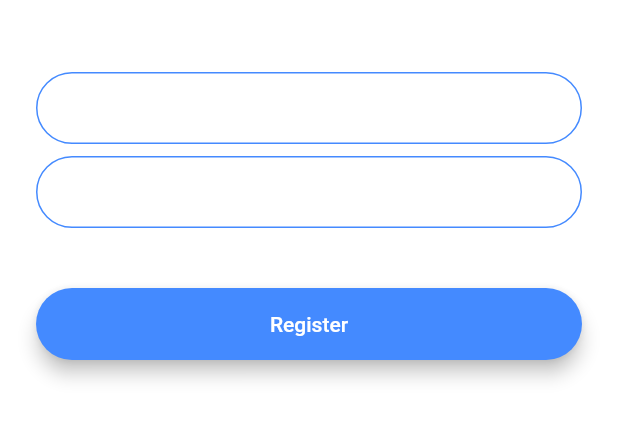
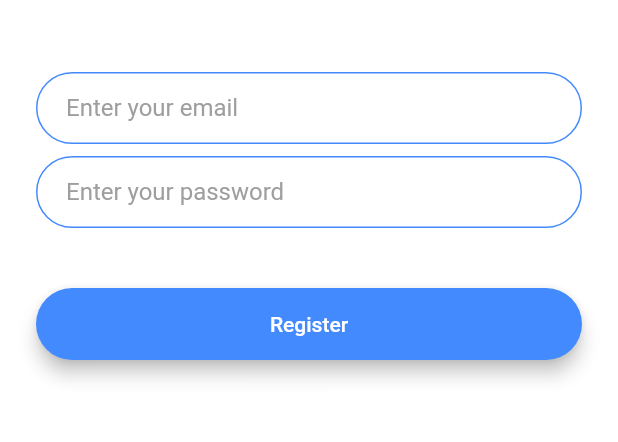
Before and after one commit to SanjibLimbu/Chat_app, a Flutter app: the screen it shows after launch, after a tap on "Register", on a phone screen of 412 x 824 dp, the part 576-1018 px from its top. Run offline on Flutter 3.47's test engine with Material 2 defaults, Android fonts, the phone set to English and light mode, and no system bars; our stand-ins replace animated_text_kit.

Commit message:
code refactor

```diff
--- a/chat_app/lib/constants.dart
+++ b/chat_app/lib/constants.dart
@@ -17,3 +17,20 @@ const kMessageContainerDecoration = BoxDecoration(
     top: BorderSide(color: Colors.lightBlueAccent, width: 2.0),
   ),
 );
+
+const kTextFieldDecoration = InputDecoration(
+  hintText: 'Enter a value',
+  hintStyle: TextStyle(color: Colors.grey),
+  contentPadding: EdgeInsets.symmetric(vertical: 10.0, horizontal: 20.0),
+  border: OutlineInputBorder(
+    borderRadius: BorderRadius.all(Radius.circular(32.0)),
+  ),
+  enabledBorder: OutlineInputBorder(
+    borderSide: BorderSide(color: Colors.blueAccent, width: 1.0),
+    borderRadius: BorderRadius.all(Radius.circular(32.0)),
+  ),
+  focusedBorder: OutlineInputBorder(
+    borderSide: BorderSide(color: Colors.blueAccent, width: 2.0),
+    borderRadius: BorderRadius.all(Radius.circular(32.0)),
+  ),
+);
--- a/chat_app/lib/main.dart
+++ b/chat_app/lib/main.dart
@@ -4,23 +4,22 @@ import 'package:chat_app/screens/login_screen.dart';
 import 'package:chat_app/screens/registration_screen.dart';
 import 'package:chat_app/screens/chat_screen.dart';
 
-void main() => runApp(FlashChat());
+void main() => runApp(
+      const FlashChat(),
+    );
 
 class FlashChat extends StatelessWidget {
+  const FlashChat({super.key});
+
   @override
   Widget build(BuildContext context) {
     return MaterialApp(
-      theme: ThemeData.dark().copyWith(
-        textTheme: const TextTheme(
-          bodyText1: TextStyle(color: Colors.black54),
-        ),
-      ),
-     initialRoute: 'welcome_screen',
+      initialRoute: 'welcome_screen',
       routes: {
-        'welcome_screen':(context) => WelcomeScreen(),
-        'login_screen':(context) => LoginScreen(),
-        'registration_screen':(context) => RegistrationScreen(),
-        'chat_screen':(context) => ChatScreen(),
+        'welcome_screen': (context) => const WelcomeScreen(),
+        'login_screen': (context) => LoginScreen(),
+        'registration_screen': (context) => RegistrationScreen(),
+        'chat_screen': (context) => ChatScreen(),
       },
     );
   }
--- a/chat_app/lib/screens/registration_screen.dart
+++ b/chat_app/lib/screens/registration_screen.dart
@@ -1,3 +1,5 @@
+import 'package:chat_app/constants.dart';
+import 'package:chat_app/widget/rounded_btn.dart';
 import 'package:flutter/material.dart';
 
 class RegistrationScreen extends StatefulWidget {
@@ -11,85 +13,44 @@ class _RegistrationScreenState extends State<RegistrationScreen> {
     return Scaffold(
       backgroundColor: Colors.white,
       body: Padding(
-        padding: EdgeInsets.symmetric(horizontal: 24.0),
+        padding: const EdgeInsets.symmetric(horizontal: 24.0),
         child: Column(
           mainAxisAlignment: MainAxisAlignment.center,
           crossAxisAlignment: CrossAxisAlignment.stretch,
           children: <Widget>[
-            Container(
-              height: 200.0,
-              child: Image.asset('images/logo.png'),
+            Hero(
+              tag: 'logo',
+              child: SizedBox(
+                height: 200.0,
+                child: Image.asset('images/logo.png'),
+              ),
             ),
-            SizedBox(
+            const SizedBox(
               height: 48.0,
             ),
             TextField(
               onChanged: (value) {
                 //Do something with the user input.
               },
-              decoration: InputDecoration(
+              decoration: kTextFieldDecoration.copyWith(
                 hintText: 'Enter your email',
-                contentPadding:
-                    EdgeInsets.symmetric(vertical: 10.0, horizontal: 20.0),
-                border: OutlineInputBorder(
-                  borderRadius: BorderRadius.all(Radius.circular(32.0)),
-                ),
-                enabledBorder: OutlineInputBorder(
-                  borderSide: BorderSide(color: Colors.blueAccent, width: 1.0),
-                  borderRadius: BorderRadius.all(Radius.circular(32.0)),
-                ),
-                focusedBorder: OutlineInputBorder(
-                  borderSide: BorderSide(color: Colors.blueAccent, width: 2.0),
-                  borderRadius: BorderRadius.all(Radius.circular(32.0)),
-                ),
               ),
             ),
-            SizedBox(
+            const SizedBox(
               height: 8.0,
             ),
             TextField(
               onChanged: (value) {
                 //Do something with the user input.
               },
-              decoration: InputDecoration(
-                hintText: 'Enter your password',
-                contentPadding:
-                    EdgeInsets.symmetric(vertical: 10.0, horizontal: 20.0),
-                border: OutlineInputBorder(
-                  borderRadius: BorderRadius.all(Radius.circular(32.0)),
-                ),
-                enabledBorder: OutlineInputBorder(
-                  borderSide: BorderSide(color: Colors.blueAccent, width: 1.0),
-                  borderRadius: BorderRadius.all(Radius.circular(32.0)),
-                ),
-                focusedBorder: OutlineInputBorder(
-                  borderSide: BorderSide(color: Colors.blueAccent, width: 2.0),
-                  borderRadius: BorderRadius.all(Radius.circular(32.0)),
-                ),
-              ),
+              decoration: kTextFieldDecoration.copyWith(
+                  hintText: 'Enter your password'),
             ),
-            SizedBox(
+            const SizedBox(
               height: 24.0,
             ),
-            Padding(
-              padding: EdgeInsets.symmetric(vertical: 16.0),
-              child: Material(
-                color: Colors.blueAccent,
-                borderRadius: BorderRadius.all(Radius.circular(30.0)),
-                elevation: 5.0,
-                child: MaterialButton(
-                  onPressed: () {
-                    //Implement registration functionality.
-                  },
-                  minWidth: 200.0,
-                  height: 42.0,
-                  child: Text(
-                    'Register',
-                    style: TextStyle(color: Colors.white),
-                  ),
-                ),
-              ),
-            ),
+            RoundedBtn(
+                colour: Colors.blueAccent, onPressed: () {}, title: 'Register')
           ],
         ),
       ),
--- a/chat_app/lib/screens/welcome_screen.dart
+++ b/chat_app/lib/screens/welcome_screen.dart
@@ -1,33 +1,64 @@
+import 'package:animated_text_kit/animated_text_kit.dart';
+import 'package:chat_app/widget/rounded_btn.dart';
 import 'package:flutter/material.dart';
 
 class WelcomeScreen extends StatefulWidget {
+  const WelcomeScreen({super.key});
+
   @override
   _WelcomeScreenState createState() => _WelcomeScreenState();
 }
 
-class _WelcomeScreenState extends State<WelcomeScreen> {
+class _WelcomeScreenState extends State<WelcomeScreen>
+    with SingleTickerProviderStateMixin {
+  late AnimationController controller;
+  late Animation animation;
+  @override
+  void initState() {
+    super.initState();
+
+    controller = AnimationController(
+      duration: const Duration(seconds: 1),
+      vsync: this,
+    );
+    animation = ColorTween(
+      begin: Colors.blueGrey,
+      end: Colors.white,
+    ).animate(controller);
+    controller.forward();
+    controller.addListener(() {
+      setState(() {});
+    });
+  }
+
   @override
   Widget build(BuildContext context) {
     return Scaffold(
-      backgroundColor: Colors.white,
+      backgroundColor: animation.value,
       body: Padding(
-        padding: EdgeInsets.symmetric(horizontal: 24.0),
+        padding: const EdgeInsets.symmetric(horizontal: 24.0),
         child: Column(
           mainAxisAlignment: MainAxisAlignment.center,
           crossAxisAlignment: CrossAxisAlignment.stretch,
           children: <Widget>[
             Row(
               children: <Widget>[
-                SizedBox(
+                Hero(
+                  tag: 'logo',
+                  child: SizedBox(
                     height: 60.0,
                     child: Image.asset('images/logo.png'),
                   ),
-                const Text(
-                  'Flash Chat',
-                  style: TextStyle(
+                ),
+                DefaultTextStyle(
+                  style: const TextStyle(
                       fontSize: 45.0,
                       color: Colors.black,
-                    fontWeight: FontWeight.w900,
+                      fontWeight: FontWeight.w900),
+                  child: AnimatedTextKit(
+                    animatedTexts: [
+                      TypewriterAnimatedText('Flash Chat'),
+                    ],
                   ),
                 ),
               ],
@@ -35,43 +66,25 @@ class _WelcomeScreenState extends State<WelcomeScreen> {
             const SizedBox(
               height: 48.0,
             ),
-            Padding(
-              padding: const EdgeInsets.symmetric(vertical: 16.0),
-              child: Material(
-                elevation: 5.0,
-                color: Colors.lightBlueAccent,
-                borderRadius: BorderRadius.circular(30.0),
-                child: MaterialButton(
+            RoundedBtn(
+              title: 'Login',
+              colour: Colors.lightBlueAccent,
               onPressed: () {
-                    //Go to login screen.
-                     Navigator.pushNamed(context, 'login_screen');
+                Navigator.pushNamed(
+                  context,
+                  'login_screen',
+                );
               },
-                  minWidth: 200.0,
-                  height: 42.0,
-                  child: const Text(
-                    'Log In',
             ),
-                ),
-              ),
-            ),
-            Padding(
-              padding: const EdgeInsets.symmetric(vertical: 16.0),
-              child: Material(
-                color: Colors.blueAccent,
-                borderRadius: BorderRadius.circular(30.0),
-                elevation: 5.0,
-                child: MaterialButton(
+            RoundedBtn(
+              title: 'Register',
+              colour: Colors.blueAccent,
               onPressed: () {
-                    //Go to registration screen.
-                    Navigator.pushNamed(context, 'registration_screen');
+                Navigator.pushNamed(
+                  context,
+                  'registration_screen',
+                );
               },
-                  minWidth: 200.0,
-                  height: 42.0,
-                  child: const Text(
-                    'Register',
-                  ),
-                ),
-              ),
             ),
           ],
         ),
--- /dev/null
+++ b/chat_app/lib/widget/rounded_btn.dart
@@ -0,0 +1,35 @@
+import 'package:flutter/material.dart';
+
+class RoundedBtn extends StatelessWidget {
+  final Color colour;
+  final String title;
+  final void Function() onPressed;
+  const RoundedBtn({
+    super.key,
+    required this.colour,
+    required this.onPressed,
+    required this.title,
+  });
+  @override
+  Widget build(BuildContext context) {
+    return Padding(
+      padding: const EdgeInsets.symmetric(vertical: 16.0),
+      child: Material(
+        elevation: 5.0,
+        color: colour,
+        borderRadius: BorderRadius.circular(30.0),
+        child: MaterialButton(
+          onPressed: onPressed,
+          minWidth: 200.0,
+          height: 42.0,
+          child: Text(
+            title,
+            style: const TextStyle(
+              color: Colors.white,
+            ),
+          ),
+        ),
+      ),
+    );
+  }
+}
--- a/chat_app/pubspec.yaml
+++ b/chat_app/pubspec.yaml
@@ -36,6 +36,7 @@ dependencies:
   # The following adds the Cupertino Icons font to your application.
   # Use with the CupertinoIcons class for iOS style icons.
   cupertino_icons: ^1.0.2
+  animated_text_kit: ^4.2.2
 
 dev_dependencies:
   flutter_test:
```
Also changed, not shown: chat_app/lib/screens/login_screen.dart (+18 -57 lines), chat_app/pubspec.lock. Lines whose indentation alone changed are shown as unchanged.
